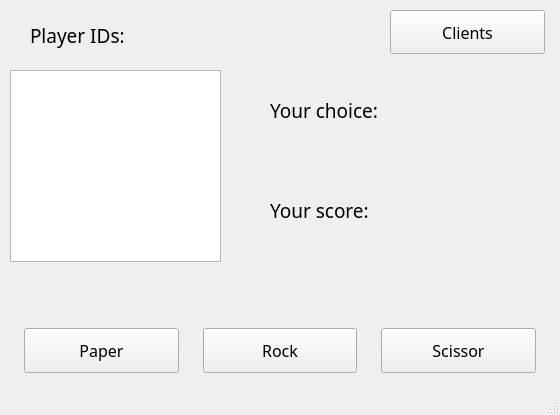
First picture: the form in GUI.ui, repository shayanth/Rock_Paper_Scissor-Socket, before the edit.
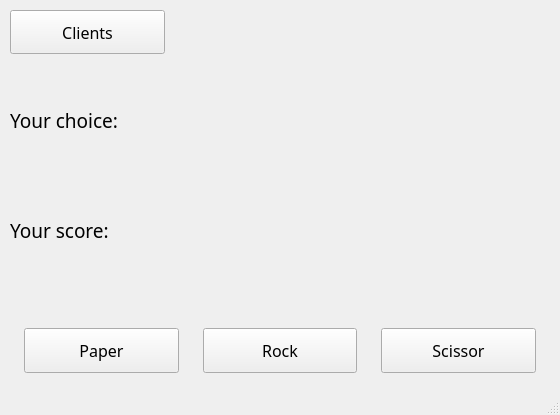
Second picture: the form after the edit.

The edit to the form file:
```diff
--- a/GUI.ui
+++ b/GUI.ui
@@ -41,47 +41,6 @@
    <enum>QTabWidget::Rounded</enum>
   </property>
   <widget class="QWidget" name="centralwidget">
-   <widget class="QListWidget" name="ListPanel">
-    <property name="geometry">
-     <rect>
-      <x>10</x>
-      <y>70</y>
-      <width>211</width>
-      <height>192</height>
-     </rect>
-    </property>
-    <property name="font">
-     <font>
-      <family>Montserrat</family>
-      <pointsize>12</pointsize>
-     </font>
-    </property>
-    <property name="autoFillBackground">
-     <bool>true</bool>
-    </property>
-    <property name="styleSheet">
-     <string notr="true"/>
-    </property>
-   </widget>
-   <widget class="QLabel" name="label_2">
-    <property name="geometry">
-     <rect>
-      <x>30</x>
-      <y>10</y>
-      <width>111</width>
-      <height>51</height>
-     </rect>
-    </property>
-    <property name="font">
-     <font>
-      <family>Montserrat</family>
-      <pointsize>14</pointsize>
-     </font>
-    </property>
-    <property name="text">
-     <string>Player IDs:</string>
-    </property>
-   </widget>
    <widget class="QWidget" name="horizontalLayoutWidget">
     <property name="geometry">
      <rect>
@@ -169,9 +128,9 @@
    <widget class="QLabel" name="GameChoice">
     <property name="geometry">
      <rect>
-      <x>270</x>
-      <y>70</y>
-      <width>241</width>
+      <x>10</x>
+      <y>80</y>
+      <width>541</width>
       <height>81</height>
      </rect>
     </property>
@@ -197,9 +156,9 @@
    <widget class="QLabel" name="Score">
     <property name="geometry">
      <rect>
-      <x>270</x>
-      <y>170</y>
-      <width>241</width>
+      <x>10</x>
+      <y>190</y>
+      <width>541</width>
       <height>81</height>
      </rect>
     </property>
@@ -225,7 +184,7 @@
    <widget class="QPushButton" name="Status">
     <property name="geometry">
      <rect>
-      <x>390</x>
+      <x>10</x>
       <y>10</y>
       <width>155</width>
       <height>44</height>
```
Left out of the diff: 2 changed lines with no effect on the pictures.
